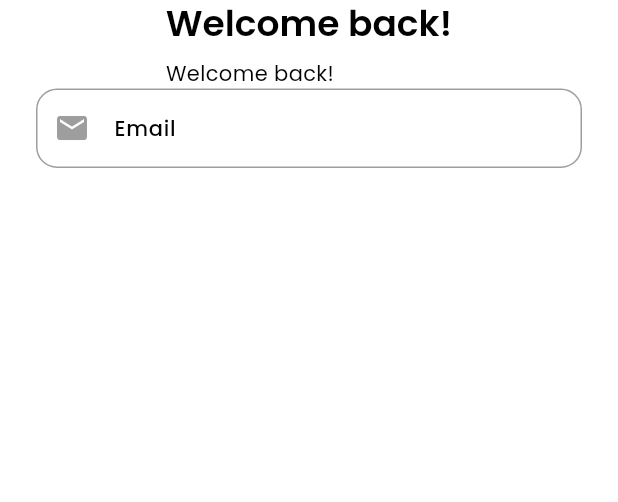
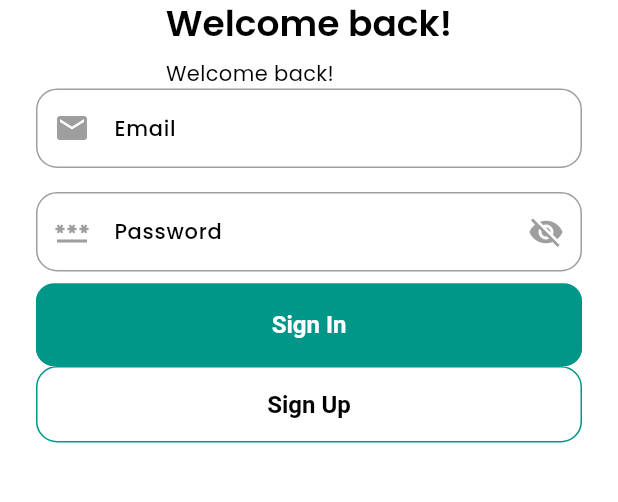
Before and after one commit to salmamuzam/theAaliyahsCollection, a Flutter app: the screen it shows after launch, after a tap on "Sign In", on a phone screen of 412 x 824 dp, the part 309-811 px from its top. Run offline on Flutter 3.47's test engine with Material 3 defaults, Android fonts, the phone set to English and light mode, and no system bars.

Commit message:
Designing the Login Screen #1

```diff
--- a/lib/features/authentication/screens/login/login.dart
+++ b/lib/features/authentication/screens/login/login.dart
@@ -29,22 +29,63 @@ class LoginScreen extends StatelessWidget {
                           : AaliyahImages.darkAppLogo,
                     ),
                   ),
-                  Text("Welcome back!",  style: Theme.of(context).textTheme.headlineMedium),
+                  Text(
+                    "Welcome back!",
+                    style: Theme.of(context).textTheme.headlineMedium,
+                  ),
                   const SizedBox(height: AaliyahSizes.sm),
-                  Text("Welcome back!",  style: Theme.of(context).textTheme.bodyMedium),
+                  Text(
+                    "Welcome back!",
+                    style: Theme.of(context).textTheme.bodyMedium,
+                  ),
                 ],
               ),
 
               // Form
-              Form(child: Column(children: [
-                //Email
-                TextFormField(
-                  decoration: const InputDecoration(
-                    prefixIcon: Icon(Icons.email), labelText: "Email"),
-                  ),
-                  const SizedBox(height: AaliyahSizes.spaceBtwInputFields),
+              Form(
+                child: Column(
+                  children: [
+                    //Email
+                    TextFormField(
+                      decoration: const InputDecoration(
+                        prefixIcon: Icon(Icons.email),
+                        labelText: "Email",
+                      ),
+                    ),
+                    const SizedBox(height: AaliyahSizes.spaceBtwInputFields),
 
-              ],))
+                    //Password
+                    TextFormField(
+                      decoration: const InputDecoration(
+                        prefixIcon: Icon(Icons.password),
+                        labelText: "Password",
+                        suffixIcon: Icon(Icons.visibility_off),
+                      ),
+                    ),
+                    const SizedBox(
+                      height: AaliyahSizes.spaceBtwInputFields / 2,
+                    ),
+
+                    //Sign In Button
+                    SizedBox(
+                      width: double.infinity,
+                      child: ElevatedButton(
+                        onPressed: () {},
+                        child: Text("Sign In"),
+                      ),
+                    ),
+
+                    // Create an Account
+                    SizedBox(
+                      width: double.infinity,
+                      child: OutlinedButton(
+                        onPressed: () {},
+                        child: Text("Sign Up"),
+                      ),
+                    ),
+                  ],
+                ),
+              ),
             ],
           ),
         ),
```
